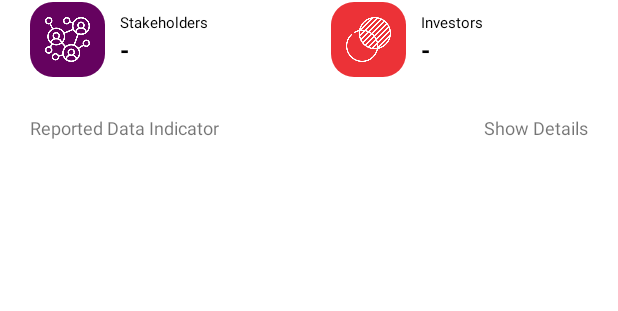
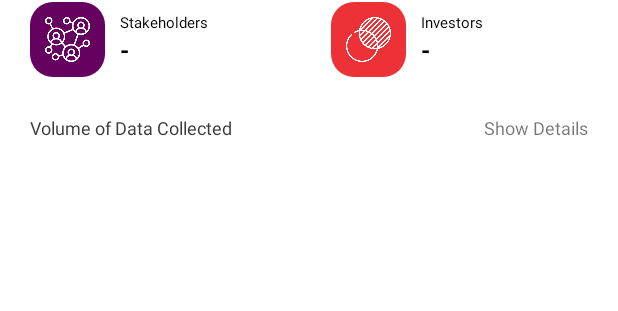
Before and after one commit to imranrasheeddeveloper/CircularAndroid, an Android app: the layout frag_dashboard.xml on its own in the app's theme, with its tools: preview values and no code run, on a phone screen of 412 x 824 dp. Shown: the part 178-489 px from the top of the screen. Run offline under Robolectric (Android 15) with nearby library versions, the phone set to English and light mode, and no system bars; plain views replace SliderView.

Commit message:
heading changed

```diff
--- a/app/src/main/java/com/circular/circular/fragments/FragUpdateProfileMain.java
+++ b/app/src/main/java/com/circular/circular/fragments/FragUpdateProfileMain.java
@@ -293,8 +293,8 @@ public class FragUpdateProfileMain extends Fragment {
         mRootView.findViewById(R.id.iv_frag_update_profile_main_info_avatar).setOnClickListener(view -> {
             Intent intent = new Intent(Intent.ACTION_GET_CONTENT);
             intent.setType("image/*");
-            intent.putExtra(Intent.EXTRA_ALLOW_MULTIPLE, true);
-            startActivityForResult(Intent.createChooser(intent, "Select Picture"), 1);
+          //  intent.putExtra(Intent.EXTRA_ALLOW_MULTIPLE, true);
+            startActivityForResult(intent, 1);
         });
 
         mAdapterLocalization = new SpinnerTextViewAdapter(requireActivity(), mArrLocalization);
--- a/app/src/main/res/layout/frag_dashboard.xml
+++ b/app/src/main/res/layout/frag_dashboard.xml
@@ -292,6 +292,7 @@
                                 android:layout_width="wrap_content"
                                 android:layout_height="wrap_content"
                                 android:text="@string/reported_data_indicator_title"
+                                android:textColor="@color/txtclr_darker_gray"
                                 android:textSize="@dimen/fontsize_extra_tiny" />
 
                             <TextView
--- a/app/src/main/res/values/strings.xml
+++ b/app/src/main/res/values/strings.xml
@@ -1,6 +1,6 @@
 <resources>
     <string name="app_name">Lagos Resiliency</string>
-    <string name="splash_title">www.lagosresiliencyproject.org</string>
+    <string name="splash_title">LASG Circular App</string>
     <string name="title_activity_main2">MainActivity2</string>
     <string name="navigation_drawer_open">Open navigation drawer</string>
     <string name="navigation_drawer_close">Close navigation drawer</string>
@@ -86,7 +86,7 @@
     <string name="your_total_green_initiatives">Projects</string>
     <string name="our_total_funding_partners">Investors</string>
     <string name="our_total_stakeholders">Stakeholders</string>
-    <string name="reported_data_indicator_title">Reported Data Indicator</string>
+    <string name="reported_data_indicator_title">Volume of Data Collected</string>
     <string name="reported_data_show_details_title">Show Details</string>
     <string name="reported_data_hide_details_title">Hide Details</string>
     <string name="featured_projects">Featured Circular Project</string>
```
